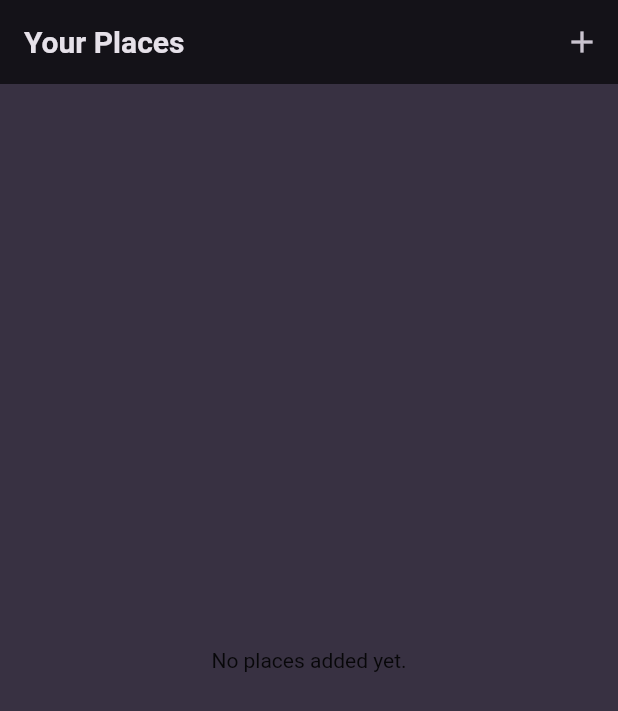
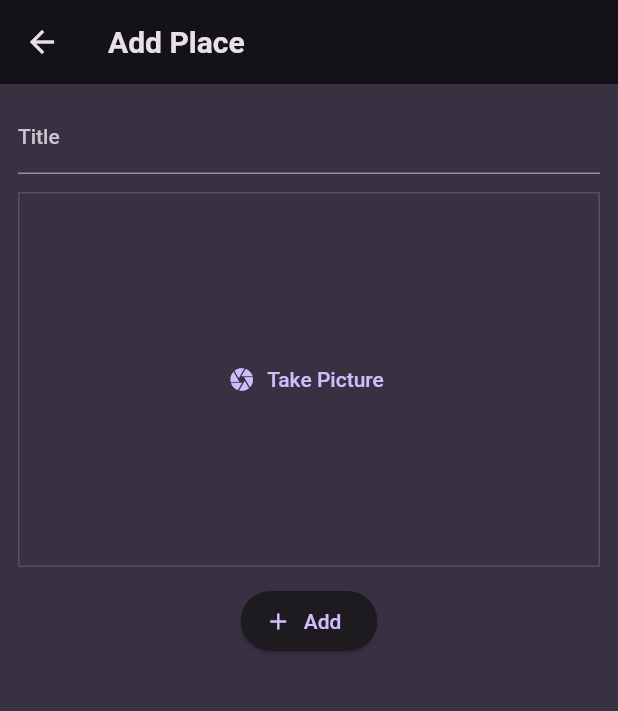
Before and after one commit to shehharyar/Flutter, a Flutter app: the screen it shows after launch, after a tap on the "add" icon, on a phone screen of 412 x 824 dp. Shown: the top 711 px of the screen. Run offline on Flutter 3.47's test engine with Material 2 defaults, Android fonts, the phone set to English and light mode, and no system bars; our stand-ins replace flutter_riverpod, flutter_svg, google_fonts, transparent_image; missing offline and left inert: dart:ffi.

Commit message:
added providers and imageInput widget

```diff
--- a/projects/_fav_places/lib/main.dart
+++ b/projects/_fav_places/lib/main.dart
@@ -1,5 +1,6 @@
 import 'package:_fav_places/screens/places.dart';
 import 'package:flutter/material.dart';
+import 'package:flutter_riverpod/flutter_riverpod.dart';
 
 import 'package:google_fonts/google_fonts.dart';
 
@@ -28,7 +29,7 @@ final theme = ThemeData().copyWith(
 
 void main() {
   runApp(
-      const MyApp(),
+       const ProviderScope(child: MyApp()),
   );
 }
 
--- /dev/null
+++ b/projects/_fav_places/lib/provider/user_places.dart
@@ -0,0 +1,16 @@
+import 'package:_fav_places/model/place.dart';
+import 'package:flutter_riverpod/flutter_riverpod.dart';
+
+class UserPlacesNotifier extends StateNotifier<List<Place>> {
+  UserPlacesNotifier() : super(const []);
+
+  void addPlace(String title) {
+    final newPlace = Place(title: title);
+    state = [newPlace, ...state];
+  }
+}
+
+final userPlacesProvider =
+    StateNotifierProvider<UserPlacesNotifier, List<Place>>(
+  (ref) => UserPlacesNotifier(),
+);
--- /dev/null
+++ b/projects/_fav_places/lib/screens/add_place.dart
@@ -0,0 +1,62 @@
+import 'package:_fav_places/provider/user_places.dart';
+import 'package:_fav_places/widget/image_input.dart';
+import 'package:flutter/material.dart';
+import 'package:flutter_riverpod/flutter_riverpod.dart';
+import 'package:flutter/widgets.dart';
+
+class AddPlaceScreen extends ConsumerStatefulWidget{
+  const AddPlaceScreen({super.key});
+
+  @override
+  ConsumerState<AddPlaceScreen> createState(){
+    return _AddPlaceScreenState();
+  }
+}
+
+class _AddPlaceScreenState extends ConsumerState<AddPlaceScreen>{
+  final _titleController = TextEditingController();
+
+void _savePlace(){
+  final enteredTitle =_titleController.text;
+  if(enteredTitle.isEmpty){
+    return;
+  }
+
+  ref.read(userPlacesProvider.notifier).addPlace(enteredTitle);
+Navigator.of(context).pop();
+}
+
+@override
+  void dispose() {
+    _titleController.dispose();
+    super.dispose();
+  }
+
+  @override
+  Widget build(BuildContext context) {
+    return Scaffold(
+      appBar: AppBar(
+        title: const Text("Add Place") ,
+        ),
+      body: SingleChildScrollView(
+        padding: const EdgeInsets.all(12),
+        child: Column(
+          children: [
+            TextField(
+              decoration: const InputDecoration( labelText: "Title"),
+              controller: _titleController,
+            ),
+            const SizedBox(height: 12,),
+           const ImageInput(),
+            const SizedBox(height: 12,),
+            ElevatedButton.icon(
+              onPressed: _savePlace,
+            icon: const Icon(
+            Icons.add
+            ),
+            label: const Text("Add"))
+          ],
+        ) ),
+    );
+  }
+}
--- /dev/null
+++ b/projects/_fav_places/lib/screens/place_detail.dart
@@ -0,0 +1,23 @@
+import 'package:_fav_places/model/place.dart';
+import 'package:flutter/material.dart';
+
+class PlaceDetailScreen extends StatelessWidget{
+  const PlaceDetailScreen({super.key, required this.place});
+
+  final Place place;@override
+  Widget build(BuildContext context) {
+    // TODO: implement build
+    return Scaffold(
+      appBar: AppBar(
+        title: Text(place.title),
+      ),
+      body: Center(
+        child: Text(place.title,
+        style: Theme.of(context).textTheme.titleMedium!.copyWith(
+              color: Theme.of(context).colorScheme.onBackground
+            ),
+        ),
+      ),
+    );
+  }
+}
--- a/projects/_fav_places/lib/screens/places.dart
+++ b/projects/_fav_places/lib/screens/places.dart
@@ -1,23 +1,29 @@
+import 'package:_fav_places/provider/user_places.dart';
+import 'package:_fav_places/screens/add_place.dart';
 import 'package:_fav_places/widget/places_list.dart';
 import 'package:flutter/material.dart';
+import 'package:flutter_riverpod/flutter_riverpod.dart';
 
-class PalcesScreen extends StatelessWidget {
+class PalcesScreen extends ConsumerWidget {
   const PalcesScreen({super.key});
 
   @override
-  Widget build(BuildContext context) {
+  Widget build(BuildContext context, WidgetRef ref) {
+   final userPlaces= ref.watch(userPlacesProvider);
     return Scaffold(
       appBar: AppBar(
         title: const Text("Your Places"),
         actions:  [
           IconButton(
-            onPressed: () {  },
+            onPressed: () {
+              Navigator.of(context).push(MaterialPageRoute(builder: (ctx) => const AddPlaceScreen()));
+            },
             icon: const Icon(Icons.add,
             ),
           )
         ],
       ),
-      body: PlacesList(places: [])
+      body: PlacesList(places: userPlaces)
     );
   }
 }
--- /dev/null
+++ b/projects/_fav_places/lib/widget/image_input.dart
@@ -0,0 +1,29 @@
+import 'package:flutter/material.dart';
+
+class ImageInput extends StatefulWidget {
+  const ImageInput({super.key});
+
+  @override
+  State<ImageInput> createState() {
+    return _ImageInputState();
+  }
+}
+
+class _ImageInputState extends State<ImageInput> {
+  @override
+  Widget build(BuildContext context) {
+    return Container(
+      decoration: BoxDecoration(
+          border: Border.all(
+              width: 1,
+              color: Theme.of(context).colorScheme.primary.withOpacity(0.2))),
+      height: 250,
+      width: double.infinity,
+      alignment: Alignment.center,
+      child: TextButton.icon(
+          onPressed: () {},
+          icon: const Icon(Icons.camera),
+          label: const Text("Take Picture")),
+    );
+  }
+}
--- a/projects/_fav_places/lib/widget/places_list.dart
+++ b/projects/_fav_places/lib/widget/places_list.dart
@@ -1,4 +1,5 @@
 import 'package:_fav_places/model/place.dart';
+import 'package:_fav_places/screens/place_detail.dart';
 import 'package:flutter/material.dart';
 
 class PlacesList extends StatelessWidget{
@@ -8,13 +9,14 @@ class PlacesList extends StatelessWidget{
   @override
   Widget build(BuildContext context) {
    if(places.isEmpty){
-    return const Center(child: Text("No places added yet."),);
+    return Center(child: Text(
+        "No places added yet.",
+        style: Theme.of(context).textTheme.titleMedium!.copyWith(
+              color: Theme.of(context).colorScheme.onBackground
+            ),
+      ),);
    }
-   return Scaffold(
-    appBar: AppBar(
-      title: const Text("Your PLaces")
-      ),
-      body: ListView.builder(
+   return ListView.builder(
         itemCount: places.length,
         itemBuilder: (ctx, index) => ListTile(
           title: Text(
@@ -23,7 +25,8 @@ class PlacesList extends StatelessWidget{
               color: Theme.of(context).colorScheme.onBackground
             ),
           ),
-        )),
+          onTap: () => Navigator.of(context).push(MaterialPageRoute(builder: (ctx) => PlaceDetailScreen(place: places[index]))),
+        ),
       );
   }
 }
--- a/projects/_fav_places/pubspec.yaml
+++ b/projects/_fav_places/pubspec.yaml
@@ -37,6 +37,8 @@ dependencies:
   cupertino_icons: ^1.0.2
   google_fonts: ^6.1.0
   uuid: ^4.0.0
+  flutter_riverpod: ^2.4.2
+  image_picker: ^1.0.4
 
 dev_dependencies:
   flutter_test:
```
Also changed, not shown: projects/_fav_places/pubspec.lock, 6 other files.
